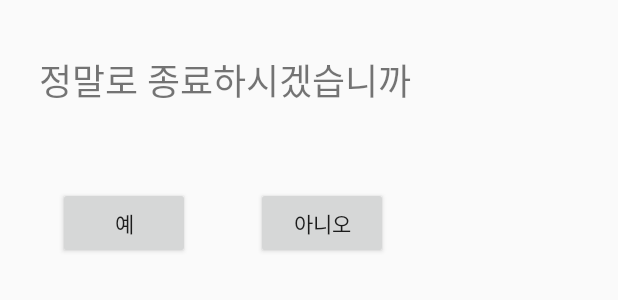
After one commit to FIre-Hyun/Solomon_Go, an Android app: the layout activity_finish.xml on its own in the app's theme, with its tools: preview values and no code run, on a phone screen of 412 x 824 dp. The commit adds this screen. Shown: the top 300 px of the screen. Run offline under Robolectric (Android 15) with nearby library versions, the phone set to English and light mode, and no system bars.

Commit message:
자동종료기능 추가

```diff
--- a/app/src/main/java/com/example/kimhyun/solomon_go/SolostopActivity.java
+++ b/app/src/main/java/com/example/kimhyun/solomon_go/SolostopActivity.java
@@ -103,7 +103,7 @@ public class SolostopActivity extends AppCompatActivity {
 
         GPSListener gpsListener = new GPSListener();
 
-        long minTime = 1000;//GPS정보 전달 시간 지정 - 10초마다 위치정보 전달
+        long minTime = 5000;//GPS정보 전달 시간 지정 - 10초마다 위치정보 전달
         float minDistance = 0;//이동거리 지정 - 이동하면 무조건 갱신
 
         //showCurrentLocation((double)latitude_position,(double)longitude_position);//위치이동
--- /dev/null
+++ b/app/src/main/res/layout/activity_finish.xml
@@ -0,0 +1,48 @@
+<?xml version="1.0" encoding="utf-8"?>
+<android.support.constraint.ConstraintLayout
+    xmlns:android="http://schemas.android.com/apk/res/android"
+    xmlns:app="http://schemas.android.com/apk/res-auto"
+    xmlns:tools="http://schemas.android.com/tools"
+    android:layout_width="300dip"
+    android:layout_height="200dip"
+    >
+
+    <TextView
+        android:id="@+id/close_Text"
+        android:layout_width="wrap_content"
+        android:layout_height="wrap_content"
+        android:text="정말로 종료하시겠습니까"
+        android:textSize="24sp"
+        android:layout_marginRight="8dp"
+        app:layout_constraintRight_toRightOf="parent"
+        android:layout_marginLeft="8dp"
+        app:layout_constraintLeft_toLeftOf="parent"
+        app:layout_constraintTop_toTopOf="parent"
+        android:layout_marginTop="35dp" />
+
+    <Button
+        android:id="@+id/btn_Close_Yes"
+        android:layout_width="wrap_content"
+        android:layout_height="wrap_content"
+        android:layout_marginLeft="8dp"
+        android:layout_marginRight="8dp"
+        android:layout_marginTop="53dp"
+        android:text="예"
+        app:layout_constraintHorizontal_bias="0.462"
+        app:layout_constraintLeft_toLeftOf="parent"
+        app:layout_constraintRight_toLeftOf="@+id/btn_Close_No"
+        app:layout_constraintTop_toBottomOf="@+id/close_Text" />
+
+    <Button
+        android:id="@+id/btn_Close_No"
+        android:layout_width="wrap_content"
+        android:layout_height="wrap_content"
+        android:layout_marginLeft="8dp"
+        android:layout_marginRight="8dp"
+        android:layout_marginTop="53dp"
+        android:text="아니오"
+        app:layout_constraintHorizontal_bias="0.831"
+        app:layout_constraintLeft_toLeftOf="parent"
+        app:layout_constraintRight_toRightOf="parent"
+        app:layout_constraintTop_toBottomOf="@+id/close_Text" />
+</android.support.constraint.ConstraintLayout>
```
Also changed, not shown: app/src/main/java/com/example/kimhyun/solomon_go/FinishActivity.java (added, +43 -0 lines), app/src/main/java/com/example/kimhyun/solomon_go/MainActivity.java (+27 -0 lines).
